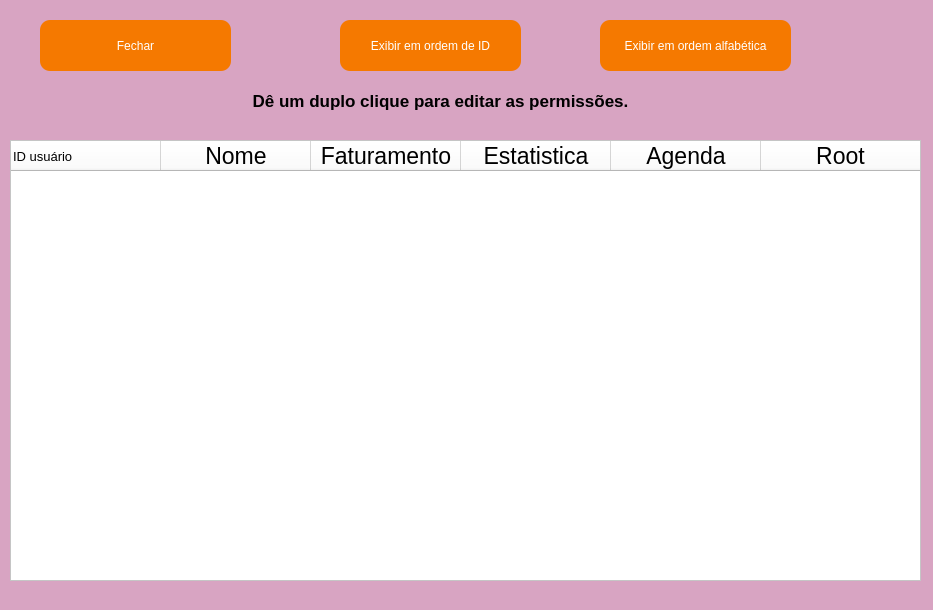
The window that telas_duda/manutencao_usuarios.ui (JVwolfart/PROJETO-SALAO-JOVEM-PROGRAMADOR) describes before a commit, drawn with Qt 5.
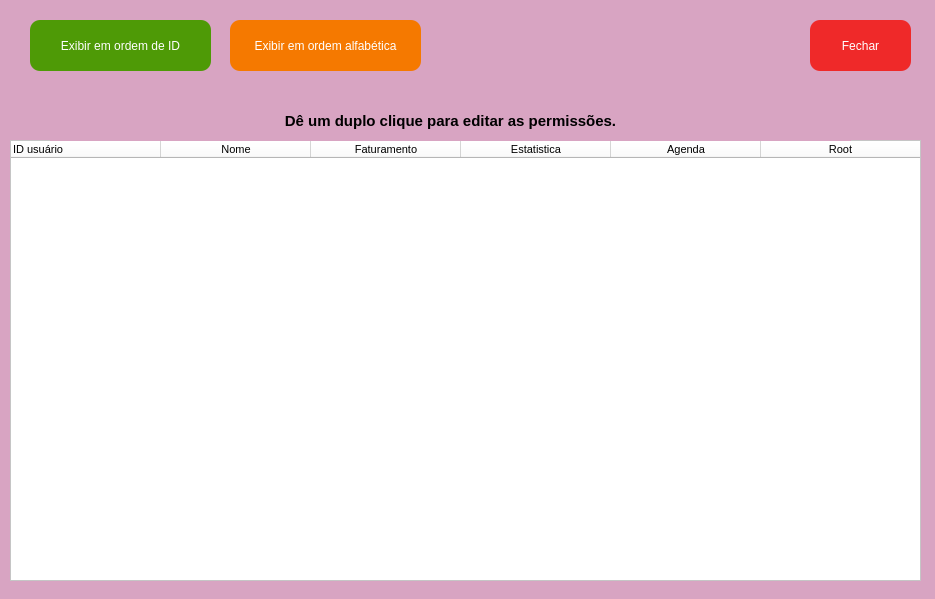
The same window after the commit.

Patch:
```diff
--- a/telas_duda/manutencao_usuarios.ui
+++ b/telas_duda/manutencao_usuarios.ui
@@ -12,10 +12,22 @@
    <rect>
     <x>0</x>
     <y>0</y>
-    <width>933</width>
-    <height>610</height>
+    <width>935</width>
+    <height>599</height>
    </rect>
   </property>
+  <property name="minimumSize">
+   <size>
+    <width>935</width>
+    <height>599</height>
+   </size>
+  </property>
+  <property name="maximumSize">
+   <size>
+    <width>935</width>
+    <height>599</height>
+   </size>
+  </property>
   <property name="font">
    <font>
     <pointsize>14</pointsize>
@@ -31,9 +43,9 @@
    <widget class="QPushButton" name="BtnVoltar">
     <property name="geometry">
      <rect>
-      <x>40</x>
+      <x>810</x>
       <y>20</y>
-      <width>191</width>
+      <width>101</width>
       <height>51</height>
      </rect>
     </property>
@@ -43,13 +55,14 @@
     <property name="styleSheet">
      <string notr="true">QPushButton {     
 	color: rgb(255, 255, 255);
-	background-color: rgb(245, 121, 0);
+	background-color: rgb(239, 41, 41);
 	border-radius: 10px;
 	
 }
 QPushButton:hover {   
 	background-color: rgb(250, 131, 0)
 }
+
 </string>
     </property>
     <property name="text">
@@ -109,7 +122,7 @@
      </property>
      <property name="font">
       <font>
-       <pointsize>10</pointsize>
+       <pointsize>8</pointsize>
       </font>
      </property>
      <property name="textAlignment">
@@ -122,7 +135,7 @@
      </property>
      <property name="font">
       <font>
-       <pointsize>17</pointsize>
+       <pointsize>8</pointsize>
       </font>
      </property>
      <property name="textAlignment">
@@ -135,7 +148,7 @@
      </property>
      <property name="font">
       <font>
-       <pointsize>17</pointsize>
+       <pointsize>8</pointsize>
       </font>
      </property>
      <property name="textAlignment">
@@ -148,7 +161,7 @@
      </property>
      <property name="font">
       <font>
-       <pointsize>17</pointsize>
+       <pointsize>8</pointsize>
       </font>
      </property>
      <property name="textAlignment">
@@ -161,7 +174,7 @@
      </property>
      <property name="font">
       <font>
-       <pointsize>17</pointsize>
+       <pointsize>8</pointsize>
       </font>
      </property>
      <property name="textAlignment">
@@ -174,7 +187,7 @@
      </property>
      <property name="font">
       <font>
-       <pointsize>17</pointsize>
+       <pointsize>8</pointsize>
       </font>
      </property>
      <property name="textAlignment">
@@ -185,15 +198,15 @@
    <widget class="QLabel" name="lbl_status_2">
     <property name="geometry">
      <rect>
-      <x>40</x>
-      <y>80</y>
+      <x>50</x>
+      <y>100</y>
       <width>801</width>
       <height>41</height>
      </rect>
     </property>
     <property name="font">
      <font>
-      <pointsize>13</pointsize>
+      <pointsize>11</pointsize>
       <weight>75</weight>
       <bold>true</bold>
       <underline>false</underline>
@@ -209,7 +222,7 @@
    <widget class="QPushButton" name="BtnOrdenar">
     <property name="geometry">
      <rect>
-      <x>600</x>
+      <x>230</x>
       <y>20</y>
       <width>191</width>
       <height>51</height>
@@ -237,7 +250,7 @@
    <widget class="QPushButton" name="BtnOrdenarID">
     <property name="geometry">
      <rect>
-      <x>340</x>
+      <x>30</x>
       <y>20</y>
       <width>181</width>
       <height>51</height>
@@ -247,16 +260,14 @@
      <cursorShape>PointingHandCursor</cursorShape>
     </property>
     <property name="styleSheet">
-     <string notr="true">QPushButton {     
+     <string notr="true">QPushButton{
 	color: rgb(255, 255, 255);
-	background-color: rgb(245, 121, 0);
 	border-radius: 10px;
-	
+	background-color: rgb(78, 154, 6);
 }
-QPushButton:hover {   
-	background-color: rgb(250, 131, 0)
-}
-</string>
+QPushButton:hover {
+	background-color: rgb(88, 164, 6);
+}</string>
     </property>
     <property name="text">
      <string>Exibir em ordem de ID</string>
```
Left out of the diff: 2 changed lines with no effect on the pictures.
